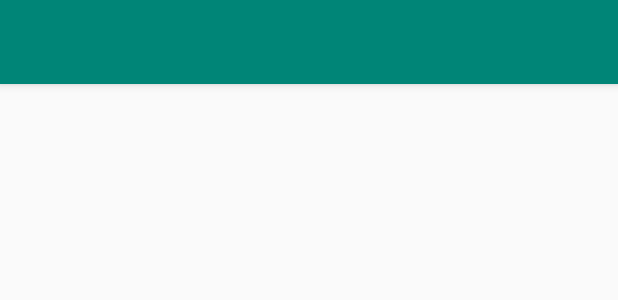
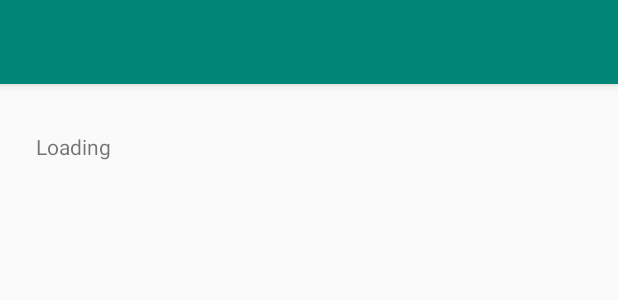
Before and after one commit to EduKaufmann/CalculoImc, an Android app: the layout activity_calculate.xml on its own in the app's theme, with its tools: preview values and no code run, on a phone screen of 412 x 824 dp. Shown: the top 300 px of the screen. Run offline under Robolectric (Android 15) with nearby library versions, the phone set to English and light mode, and no system bars.

```diff
--- a/app/src/main/java/com/example/calculoimc/MainActivity.java
+++ b/app/src/main/java/com/example/calculoimc/MainActivity.java
@@ -40,6 +40,8 @@ public class MainActivity extends AppCompatActivity {
                     it.putExtra("Peso", edtPeso.getText().toString());
                     it.putExtra("Altura", edtAltura.getText().toString());
                     startActivity(it);
+                    edtPeso.setText(null);
+                    edtAltura.setText(null);
                 }else{
                     criarToast(getResources().getString(R.string.fill));
                 }
--- a/app/src/main/res/layout/activity_calculate.xml
+++ b/app/src/main/res/layout/activity_calculate.xml
@@ -22,11 +22,4 @@
 
     <include layout="@layout/content_calculate" />
 
-    <TextView
-        android:id="@+id/mostra"
-        android:layout_width="match_parent"
-        android:layout_height="wrap_content"
-
-        android:text="@string/loading" />
-
 </androidx.coordinatorlayout.widget.CoordinatorLayout>
--- a/app/src/main/res/layout/content_calculate.xml
+++ b/app/src/main/res/layout/content_calculate.xml
@@ -8,4 +8,17 @@
     tools:context=".CalculateActivity"
     tools:showIn="@layout/activity_calculate">
 
+    <TextView
+        android:id="@+id/mostra"
+        android:layout_width="match_parent"
+        android:layout_height="wrap_content"
+
+        android:layout_marginStart="24dp"
+        android:layout_marginTop="32dp"
+        android:layout_marginEnd="24dp"
+        android:text="@string/loading"
+        app:layout_constraintEnd_toEndOf="parent"
+        app:layout_constraintStart_toStartOf="parent"
+        app:layout_constraintTop_toTopOf="parent" />
+
 </androidx.constraintlayout.widget.ConstraintLayout>
--- a/app/src/main/res/values/strings.xml
+++ b/app/src/main/res/values/strings.xml
@@ -10,4 +10,5 @@
     <string name="name_text_height">Height</string>
     <string name="title_activity_calculate">Result</string>
     <string name="loading">Loading</string>
+    <string name="value">Your BMI value is</string>
 </resources>
```
Also changed, not shown: app/src/main/java/com/example/calculoimc/CalculateActivity.java (+30 -1 lines), 1 other file.
